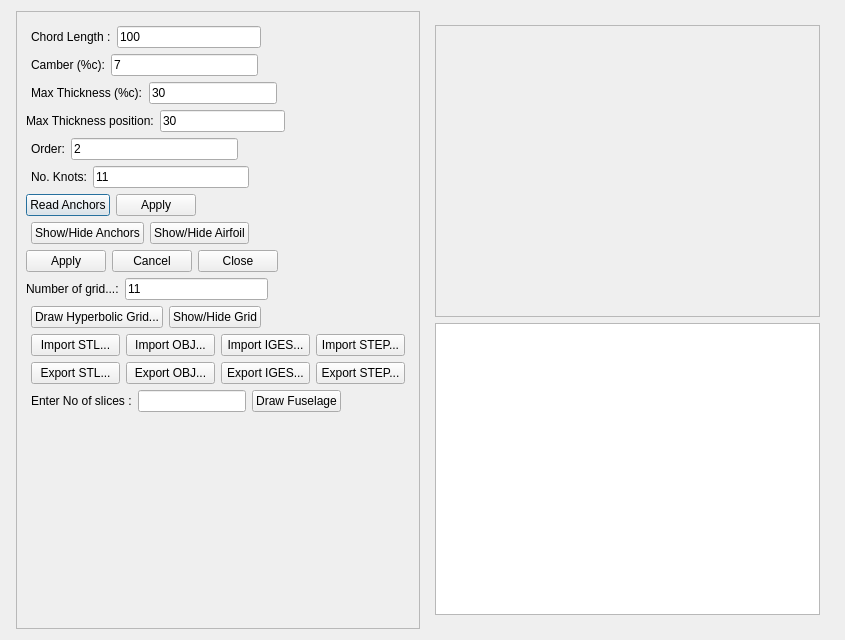
This is dialogairfoildesigner.ui in appollosputnik/aerodynamicCodeBase as Qt 5 draws it before an edit. The edited form follows.
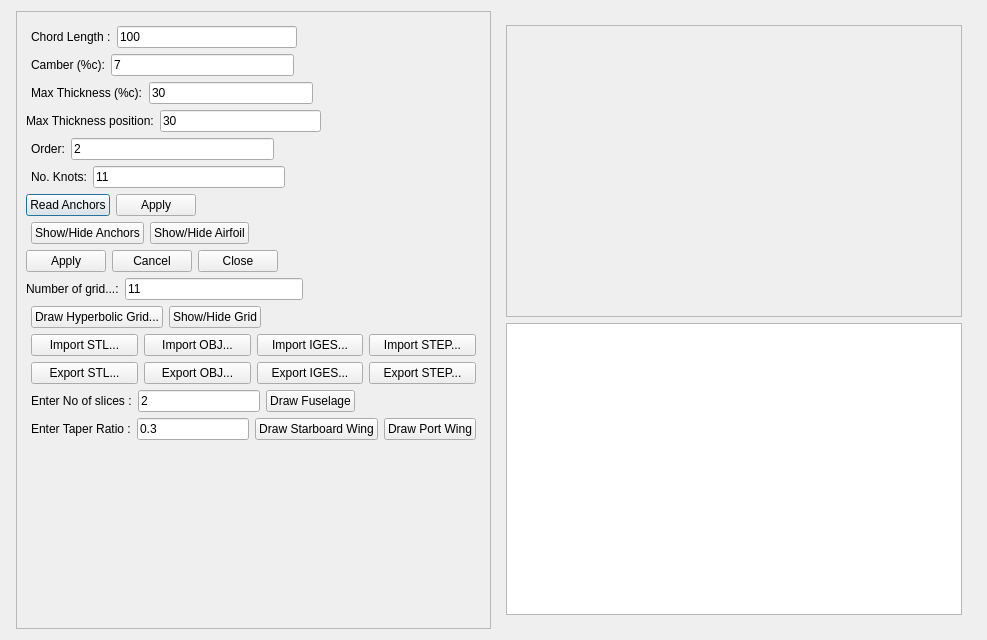
This is the edited form.

Commit message: wings developed

```diff
--- a/dialogairfoildesigner.ui
+++ b/dialogairfoildesigner.ui
@@ -6,7 +6,7 @@
    <rect>
     <x>0</x>
     <y>0</y>
-    <width>845</width>
+    <width>987</width>
     <height>640</height>
    </rect>
   </property>
@@ -32,7 +32,7 @@
          <rect>
           <x>0</x>
           <y>0</y>
-          <width>427</width>
+          <width>475</width>
           <height>618</height>
          </rect>
         </property>
@@ -527,7 +527,11 @@
               </widget>
              </item>
              <item>
-              <widget class="QLineEdit" name="lineEdit_NUMBER_OF_SLICES"/>
+              <widget class="QLineEdit" name="lineEdit_NUMBER_OF_SLICES">
+               <property name="text">
+                <string>2</string>
+               </property>
+              </widget>
              </item>
              <item>
               <widget class="QPushButton" name="pushButton_DRAW_FUSELAGE">
@@ -551,6 +555,44 @@
              </item>
             </layout>
            </item>
+           <item>
+            <layout class="QHBoxLayout" name="horizontalLayout_16">
+             <property name="leftMargin">
+              <number>5</number>
+             </property>
+             <property name="rightMargin">
+              <number>5</number>
+             </property>
+             <item>
+              <widget class="QLabel" name="label_9">
+               <property name="text">
+                <string>Enter Taper Ratio :</string>
+               </property>
+              </widget>
+             </item>
+             <item>
+              <widget class="QLineEdit" name="lineEdit_ENTER_TAPER_RATIO">
+               <property name="text">
+                <string>0.3</string>
+               </property>
+              </widget>
+             </item>
+             <item>
+              <widget class="QPushButton" name="pushButton_DRAW_STARBOARD_WING">
+               <property name="text">
+                <string>Draw Starboard Wing</string>
+               </property>
+              </widget>
+             </item>
+             <item>
+              <widget class="QPushButton" name="pushButton_DRAW_PORT_WING">
+               <property name="text">
+                <string>Draw Port Wing</string>
+               </property>
+              </widget>
+             </item>
+            </layout>
+           </item>
           </layout>
          </item>
          <item row="1" column="0">
@@ -591,7 +633,7 @@
               <rect>
                <x>0</x>
                <y>0</y>
-               <width>360</width>
+               <width>454</width>
                <height>291</height>
               </rect>
              </property>
```
The commit also changes 15 other files.
